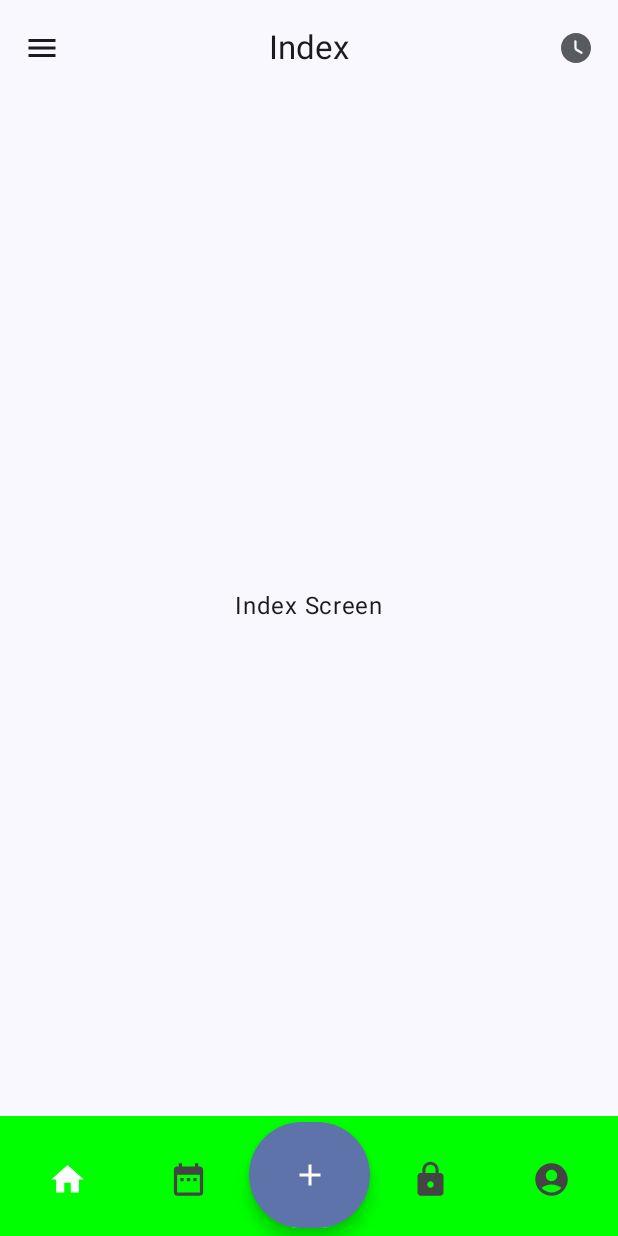
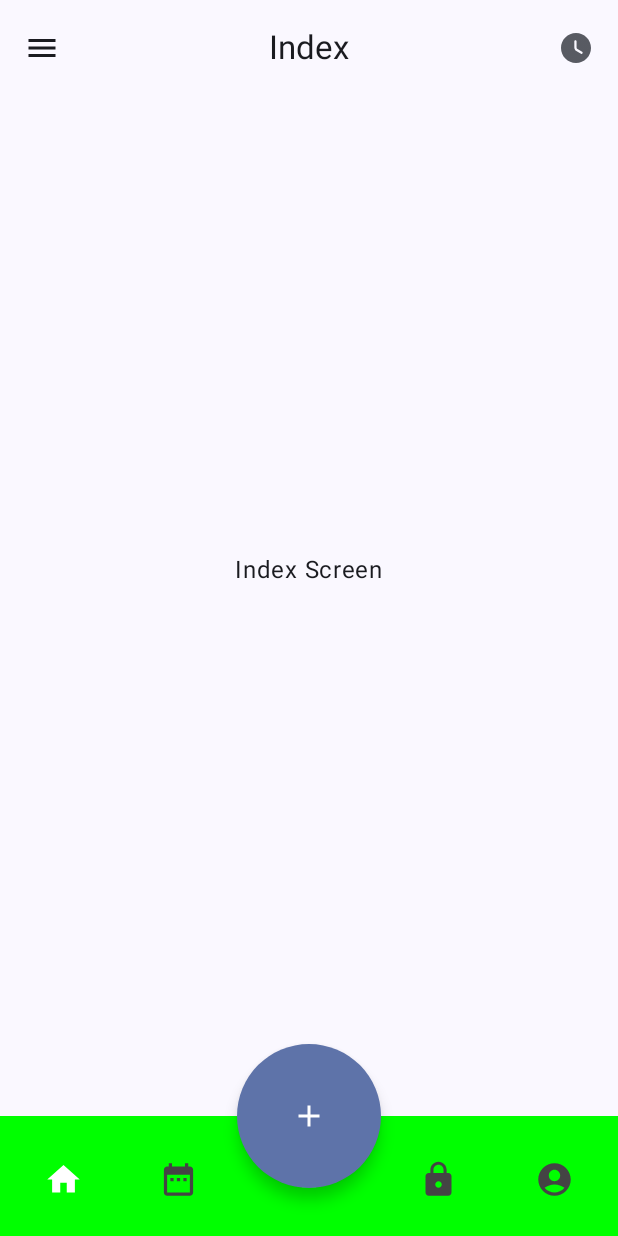
Before and after one commit to Uhiara/NavigationTutorial, an Android app built with Jetpack Compose: the WelcomeScreen screen opened through its navigation route, after a tap on "LOGIN", on a phone screen of 412 x 824 dp. Run offline under Robolectric (Android 15) with nearby library versions, the phone set to English and light mode, and no system bars; our stand-ins replace accompanist.

Commit message:
Bottombar and Topbar placement change

```diff
--- a/app/src/main/java/com/example/navigationtutorial/ui/navgraph/NavGraph.kt
+++ b/app/src/main/java/com/example/navigationtutorial/ui/navgraph/NavGraph.kt
@@ -1,9 +1,11 @@
 package com.example.navigationtutorial.ui.navgraph
 
 import androidx.compose.foundation.layout.Box
+import androidx.compose.foundation.layout.Spacer
 import androidx.compose.foundation.layout.fillMaxWidth
 import androidx.compose.foundation.layout.padding
 import androidx.compose.foundation.layout.size
+import androidx.compose.foundation.layout.width
 import androidx.compose.foundation.shape.CircleShape
 import androidx.compose.material.icons.Icons
 import androidx.compose.material.icons.filled.AccountCircle
@@ -22,11 +24,14 @@ import androidx.compose.material3.Scaffold
 import androidx.compose.material3.Text
 import androidx.compose.material3.TopAppBar
 import androidx.compose.runtime.Composable
+import androidx.compose.runtime.getValue
 import androidx.compose.runtime.mutableStateOf
 import androidx.compose.runtime.remember
+import androidx.compose.runtime.setValue
 import androidx.compose.ui.Alignment
 import androidx.compose.ui.Modifier
 import androidx.compose.ui.graphics.Color
+import androidx.compose.ui.graphics.vector.ImageVector
 import androidx.compose.ui.res.painterResource
 import androidx.compose.ui.unit.dp
 import androidx.navigation.compose.NavHost
@@ -42,50 +47,23 @@ import com.example.navigationtutorial.ui.screens.ProfileScreen
 import com.example.navigationtutorial.ui.screens.WelcomeScreen
 
 
-@OptIn(ExperimentalMaterial3Api::class)
 @Composable
-fun NavGraph() {
-    val navController = rememberNavController()
-    val selected = remember {
-        mutableStateOf(Icons.Default.Home)
-    }
+fun AppBottomBar(
+    visibilityProvider: () -> Boolean,
+    selectedIconProvider: () -> ImageVector,
+    onBottomBarItemClicked: (routeName: String) -> Unit
 
-    Scaffold(
-        topBar = {
-            TopAppBar(
-                title = {
-                    Box(
-                        Modifier.fillMaxWidth(),
-                        contentAlignment = Alignment.Center
-                    ) {
-                        Text(text = "Index")
-                    }
-                },
-                navigationIcon = {
-                    IconButton(onClick = { }) {
-                        Icon(imageVector = Icons.Default.Menu, contentDescription = "Menu")
-                    }
-                },
-                actions = {
-                    IconButton(onClick = {}) {
-                        Icon(
-                            painter = painterResource(id = R.drawable.clock),
-                            contentDescription = ""
-                        )
-                    }
-                },
-            )
-        },
-
-        bottomBar = {
+) {
+    val selectedIcon = selectedIconProvider()
+    if (visibilityProvider()) {
+        Box(modifier = Modifier.fillMaxWidth()) {
             BottomAppBar(
+                modifier = Modifier.padding(top = 48.dp),
                 containerColor = Color.Green
             ) {
                 IconButton(
                     onClick = {
-                        selected.value = Icons.Default.Home
-                        navController.popBackStack()
-                        navController.navigate(Routes.INDEX)
+                        onBottomBarItemClicked(Routes.INDEX)
                     },
                     modifier = Modifier.weight(1f)
                 ) {
@@ -93,15 +71,13 @@ fun NavGraph() {
                         Icons.Default.Home,
                         contentDescription = "Home",
                         modifier = Modifier.size(26.dp),
-                        tint = if (selected.value == Icons.Default.Home) Color.White else Color.DarkGray
+                        tint = if (selectedIcon == Icons.Default.Home) Color.White else Color.DarkGray
                     )
                 }
 
                 IconButton(
                     onClick = {
-                        selected.value = Icons.Default.DateRange
-                        navController.popBackStack()
-                        navController.navigate(Routes.CALENDER)
+                        onBottomBarItemClicked(Routes.CALENDER)
                     },
                     modifier = Modifier.weight(1f)
                 ) {
@@ -109,42 +85,32 @@ fun NavGraph() {
                         Icons.Default.DateRange,
                         contentDescription = "Calender",
                         modifier = Modifier.size(26.dp),
-                        tint = if (selected.value == Icons.Default.DateRange) Color.White else Color.DarkGray
+                        tint = if (selectedIcon == Icons.Default.DateRange) Color.White else Color.DarkGray
                     )
                 }
 
-                LargeFloatingActionButton(
+                Spacer(
                     modifier = Modifier
-                        .weight(1f)
-                        .padding(bottom = 5.dp),
-                    onClick = { },
-                    shape = CircleShape,
-                    elevation = FloatingActionButtonDefaults.elevation()
-                ) {
-                    Icon(Icons.Filled.Add, "Large floating action button")
-                }
+                        .width(96.dp)
+                )
 
                 IconButton(
                     onClick = {
-                        selected.value = Icons.Default.Lock
-                        navController.popBackStack()
-                        navController.navigate(Routes.FOCUS)
+                        onBottomBarItemClicked(Routes.FOCUS)
                     },
                     modifier = Modifier.weight(1f)
                 ) {
                     Icon(
                         Icons.Default.Lock,
-                        contentDescription = "Home",
+                        contentDescription = "Focus",
                         modifier = Modifier.size(26.dp),
-                        tint = if (selected.value == Icons.Default.Lock) Color.White else Color.DarkGray
+                        tint = if (selectedIcon == Icons.Default.Lock) Color.White else Color.DarkGray
                     )
                 }
 
                 IconButton(
                     onClick = {
-                        selected.value = Icons.Default.AccountCircle
-                        navController.popBackStack()
-                        navController.navigate(Routes.PROFILE)
+                        onBottomBarItemClicked(Routes.PROFILE)
                     },
                     modifier = Modifier.weight(1f)
                 ) {
@@ -152,10 +118,73 @@ fun NavGraph() {
                         Icons.Default.AccountCircle,
                         contentDescription = "Profile",
                         modifier = Modifier.size(26.dp),
-                        tint = if (selected.value == Icons.Default.AccountCircle) Color.White else Color.DarkGray
+                        tint = if (selectedIcon == Icons.Default.AccountCircle) Color.White else Color.DarkGray
                     )
                 }
             }
+
+            LargeFloatingActionButton(
+                modifier = Modifier
+                    .align(Alignment.TopCenter),
+                onClick = { },
+                shape = CircleShape,
+                elevation = FloatingActionButtonDefaults.elevation()
+            ) {
+                Icon(Icons.Filled.Add, "Large floating action button")
+            }
+        }
+    }
+}
+
+@OptIn(ExperimentalMaterial3Api::class)
+@Composable
+fun NavGraph() {
+    val navController = rememberNavController()
+    var selected by remember {
+        mutableStateOf(Icons.Default.Home)
+    }
+    var showNavigationBars by remember { mutableStateOf(false) }
+
+    Scaffold(
+        topBar = {
+            AppTopBar { showNavigationBars }
+        },
+
+        bottomBar = {
+            AppBottomBar(
+                visibilityProvider = { showNavigationBars },
+                selectedIconProvider = { selected },
+                onBottomBarItemClicked = { route ->
+                    when (route) {
+                        Routes.INDEX -> {
+                            selected = Icons.Default.Home
+                            navController.navigate(Routes.INDEX) {
+                                popUpTo(0)
+                            }
+                        }
+
+                        Routes.CALENDER -> {
+                            selected = Icons.Default.DateRange
+                            navController.navigate(Routes.CALENDER) {
+                                popUpTo(0)
+                            }
+                        }
+
+                        Routes.FOCUS -> {
+                            selected = Icons.Default.Lock
+                            navController.navigate(Routes.FOCUS) {
+                                popUpTo(0)
+                            }
+                        }
+
+                        Routes.PROFILE -> {
+                            selected = Icons.Default.AccountCircle
+                            navController.navigate(Routes.PROFILE) {
+                                popUpTo(0)
+                            }
+                        }
+                    }
+                })
         }
     ) {
         NavHost(
@@ -165,32 +194,73 @@ fun NavGraph() {
         ) {
 
             composable(Routes.SPLASH_SCREEN) {
+                showNavigationBars = false
                 SplashScreen(navController)
             }
 
             composable(Routes.ON_BOARDING_SCREEN) {
+                showNavigationBars = false
                 OnBoardingScreen(navController)
             }
 
             composable(Routes.WELCOME_SCREEN) {
-                WelcomeScreen(navController)
+                showNavigationBars = false
+                WelcomeScreen(navController, onLoginClicked = {
+                    navController.navigate(Routes.INDEX) {
+                        popUpTo(0)
+                    }
+                })
             }
 
             composable(Routes.INDEX) {
+                showNavigationBars = true
                 IndexScreen()
             }
 
             composable(Routes.CALENDER) {
+                showNavigationBars = true
                 CalenderScreen()
             }
 
             composable(Routes.FOCUS) {
+                showNavigationBars = true
                 FocusScreen()
             }
 
             composable(Routes.PROFILE) {
+                showNavigationBars = true
                 ProfileScreen()
             }
         }
     }
 }
+
+@OptIn(ExperimentalMaterial3Api::class)
+@Composable
+fun AppTopBar(visibilityProvider: () -> Boolean) {
+    if (visibilityProvider()) {
+        TopAppBar(
+            title = {
+                Box(
+                    Modifier.fillMaxWidth(),
+                    contentAlignment = Alignment.Center
+                ) {
+                    Text(text = "Index")
+                }
+            },
+            navigationIcon = {
+                IconButton(onClick = { }) {
+                    Icon(imageVector = Icons.Default.Menu, contentDescription = "Menu")
+                }
+            },
+            actions = {
+                IconButton(onClick = {}) {
+                    Icon(
+                        painter = painterResource(id = R.drawable.clock),
+                        contentDescription = ""
+                    )
+                }
+            },
+        )
+    }
+}
--- a/app/src/main/java/com/example/navigationtutorial/ui/screens/WelcomeScreen.kt
+++ b/app/src/main/java/com/example/navigationtutorial/ui/screens/WelcomeScreen.kt
@@ -34,6 +34,7 @@ import com.example.navigationtutorial.ui.navgraph.Routes
 fun WelcomeScreen(
     navController: NavHostController,
     modifier: Modifier = Modifier,
+    onLoginClicked: () -> Unit
 ) {
     Surface(
         modifier.fillMaxSize(),
@@ -94,10 +95,7 @@ fun WelcomeScreen(
                 CommonButton(
                     modifier = modifier.fillMaxWidth(),
                     text = "LOGIN",
-                    onClick = {
-                        navController.popBackStack()
-                        navController.navigate(Routes.INDEX)
-                    }
+                    onClick = onLoginClicked
                 )
 
                 Spacer(modifier = Modifier.padding(8.dp))
@@ -119,5 +117,5 @@ fun WelcomeScreen(
 @Preview
 @Composable
 fun WelcomeScreenPreview() {
-    WelcomeScreen(rememberNavController())
+    WelcomeScreen(rememberNavController(), onLoginClicked = {})
 }
```
